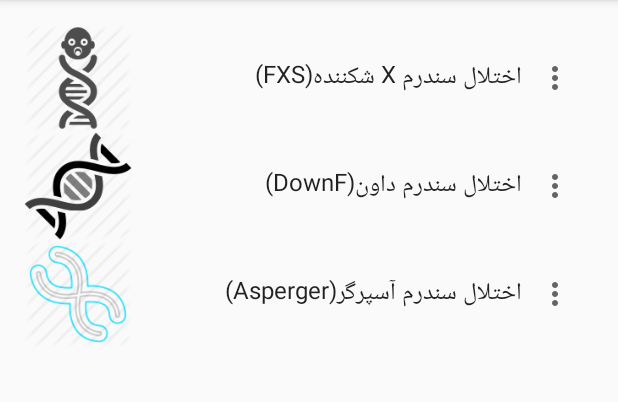
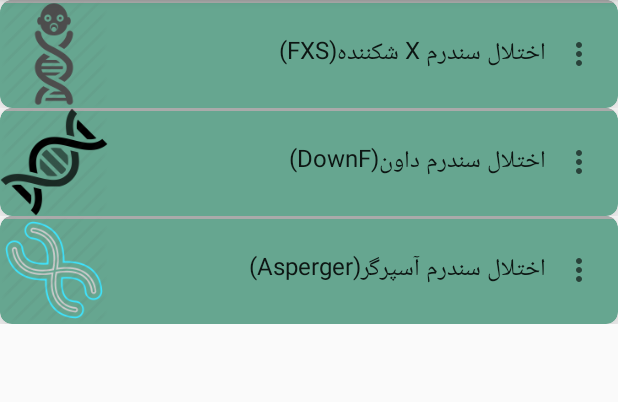
Before and after one commit to saeidmhd/PopUpMenues, an Android app: the screen it shows after launch (SyndromeList), on a phone screen of 412 x 824 dp, the part 84-486 px from its top. Run offline under Robolectric (Android 15) with nearby library versions, the phone set to English and light mode, and no system bars.

Commit message:
change to recycler

```diff
--- a/app/src/main/res/layout/activity_syndrome_list.xml
+++ b/app/src/main/res/layout/activity_syndrome_list.xml
@@ -5,10 +5,6 @@
     android:id="@+id/activity_syndrome_list"
     android:layout_width="match_parent"
     android:layout_height="match_parent"
-    android:paddingBottom="@dimen/activity_vertical_margin"
-    android:paddingLeft="@dimen/activity_horizontal_margin"
-    android:paddingRight="@dimen/activity_horizontal_margin"
-    android:paddingTop="@dimen/activity_vertical_margin"
     tools:context="ir.toptechnica.popupmenues.SyndromeList">
 
 
--- a/app/src/main/res/layout/card_view.xml
+++ b/app/src/main/res/layout/card_view.xml
@@ -2,14 +2,14 @@
 <LinearLayout xmlns:android="http://schemas.android.com/apk/res/android"
     xmlns:app="http://schemas.android.com/apk/res-auto"
     android:layout_width="match_parent"
-    android:layout_height="80dp"
+    android:layout_height="72dp"
     android:orientation="vertical"
 
     >
 
     <android.support.v7.widget.CardView
         android:layout_width="match_parent"
-        android:layout_height="72dp"
+        android:layout_height="match_parent"
         android:id="@+id/card_view"
         app:cardCornerRadius="1dp"
         app:cardBackgroundColor="#feeeed"
--- a/app/src/main/res/layout/list_item.xml
+++ b/app/src/main/res/layout/list_item.xml
@@ -6,6 +6,20 @@
     android:layout_width="match_parent"
     android:layout_height="72dp"
     android:background="?android:attr/activatedBackgroundIndicator" >
+
+    <android.support.v7.widget.CardView
+        android:layout_width="match_parent"
+        android:layout_height="match_parent"
+        android:id="@+id/card_view"
+        app:cardCornerRadius="8dp"
+        app:cardBackgroundColor="#66a690"
+        app:cardElevation="8dp"
+        android:clickable="true"
+        >
+        <View
+            android:layout_width="match_parent"
+            android:layout_height="2dp"
+            android:background="@android:color/darker_gray" />
 
     <RelativeLayout
         android:layout_width="match_parent"
@@ -48,6 +62,7 @@
         </RelativeLayout>
 
     </RelativeLayout>
+    </android.support.v7.widget.CardView>
 
 
 </ir.toptechnica.popupmenues.ContextListItem>
```
Also changed, not shown: app/src/main/res/layout/activity_incidence.xml (deleted, +0 -13 lines), app/src/main/res/layout/activity_inheritance.xml (deleted, +0 -13 lines), app/src/main/res/layout/row_list.xml (deleted, +0 -31 lines), 240 other files.
